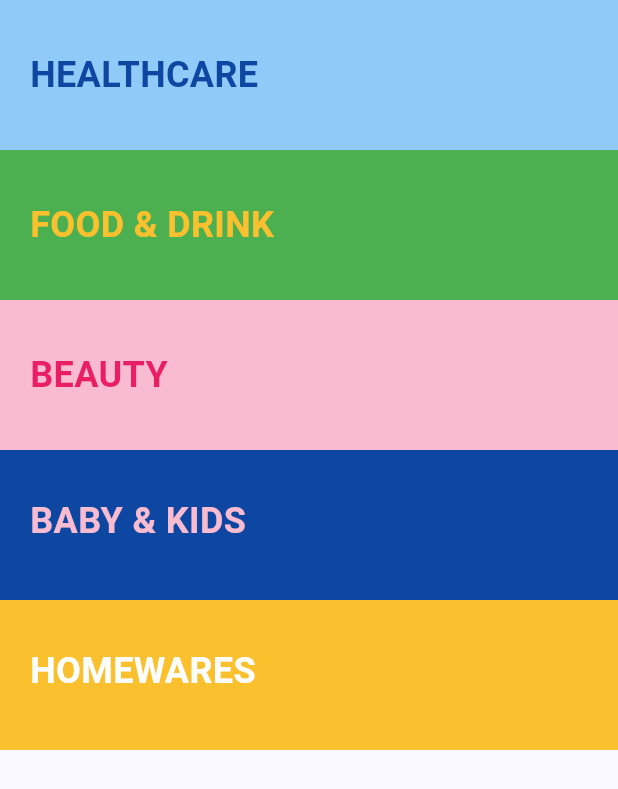
After one commit to hydev777/wt-flutter-samples, a Flutter app: the screen it shows after launch, after a tap on "Menu Widget", on a phone screen of 412 x 824 dp. The commit adds this screen. Shown: the top 789 px of the screen. Run offline on Flutter 3.47's test engine with Material 3 defaults, Android fonts, the phone set to English and light mode, and no system bars.

Commit message:
added staggered menu widget

```diff
--- /dev/null
+++ b/lib/animated_menu.dart
@@ -0,0 +1,200 @@
+import 'package:flutter/material.dart';
+
+class MenuWidget extends StatefulWidget {
+  const MenuWidget({super.key});
+
+  @override
+  State<MenuWidget> createState() => _MenuWidgetState();
+}
+
+class _MenuWidgetState extends State<MenuWidget> {
+  @override
+  Widget build(BuildContext context) {
+    return Material(
+      child: Column(
+        crossAxisAlignment: CrossAxisAlignment.stretch,
+        children: [
+          Container(
+            height: 100,
+            color: Colors.blue[200],
+            padding: const EdgeInsets.only(left: 20),
+            alignment: Alignment.centerLeft,
+            child: Text(
+              'HEALTHCARE',
+              style: TextStyle(
+                fontSize: 24,
+                fontWeight: FontWeight.bold,
+                color: Colors.blue[900],
+              ),
+            ),
+          ),
+          Container(
+            height: 100,
+            color: Colors.green,
+            padding: const EdgeInsets.only(left: 20),
+            alignment: Alignment.centerLeft,
+            child: Text(
+              'FOOD & DRINK',
+              style: TextStyle(
+                fontSize: 24,
+                fontWeight: FontWeight.bold,
+                color: Colors.yellow[700],
+              ),
+            ),
+          ),
+          Container(
+            height: 100,
+            color: Colors.pink[100],
+            padding: const EdgeInsets.only(left: 20),
+            alignment: Alignment.centerLeft,
+            child: const Text(
+              'BEAUTY',
+              style: TextStyle(
+                fontSize: 24,
+                fontWeight: FontWeight.bold,
+                color: Colors.pink,
+              ),
+            ),
+          ),
+          AnimatedCategory(
+            options: const [
+              'TEST',
+            ],
+            tittle: 'BABY & KIDS',
+            backgroundColor: Colors.blue[900]!,
+            titleColor: Colors.pink[100]!,
+          ),
+          AnimatedCategory(
+            options: const [
+              'TEST',
+              'TEST',
+              'TEST',
+              'TEST',
+              'TEST',
+              'TEST',
+              'TEST'
+            ],
+            tittle: 'HOMEWARES',
+            backgroundColor: Colors.yellow[700]!,
+            titleColor: Colors.white,
+          ),
+        ],
+      ),
+    );
+  }
+}
+
+class AnimatedCategory extends StatefulWidget {
+  const AnimatedCategory({
+    super.key,
+    required this.options,
+    required this.tittle,
+    required this.backgroundColor,
+    required this.titleColor,
+  }) : super();
+
+  final List<String> options;
+  final String tittle;
+  final Color backgroundColor;
+  final Color titleColor;
+
+  @override
+  State<AnimatedCategory> createState() => _AnimatedCategoryState();
+}
+
+class _AnimatedCategoryState extends State<AnimatedCategory>
+    with SingleTickerProviderStateMixin {
+  bool expand = false;
+  late final AnimationController _controller;
+  late final Tween<double> _topPadding;
+  late final Tween<double> _height;
+  late final Tween<double> _titleTopPositioned;
+  late final Tween<double> _optionsTopPositioned;
+  int totalItemHeight = 0;
+  int maxContainerHeight = 0;
+
+  @override
+  void initState() {
+    super.initState();
+
+    if (widget.options.isNotEmpty) {
+      totalItemHeight = (widget.options.length * 34);
+      maxContainerHeight = ((totalItemHeight / 2) + 100).toInt();
+    } else {
+      maxContainerHeight = 100;
+    }
+
+    _controller = AnimationController(
+      vsync: this,
+      duration: const Duration(milliseconds: 200),
+    );
+
+    print(maxContainerHeight);
+
+    _height = Tween(begin: 100, end: maxContainerHeight.toDouble())
+      ..animate(_controller);
+    _topPadding = Tween(begin: 0, end: 20)..animate(_controller);
+    _titleTopPositioned = Tween(begin: 30, end: 0);
+    _optionsTopPositioned = Tween(begin: 30, end: 35);
+  }
+
+  @override
+  Widget build(BuildContext context) {
+    return GestureDetector(
+      onTap: () {
+        if (_controller.isCompleted) {
+          _controller.reverse();
+        } else {
+          _controller.forward();
+        }
+
+        setState(() {});
+      },
+      child: AnimatedBuilder(
+          animation: _controller,
+          builder: (context, _) {
+            return Container(
+              height: _height.evaluate(_controller),
+              color: widget.backgroundColor,
+              padding: EdgeInsets.only(
+                left: 20,
+                top: _topPadding.evaluate(_controller),
+              ),
+              child: Stack(
+                children: [
+                  Positioned(
+                    top: _titleTopPositioned.evaluate(_controller),
+                    child: Text(
+                      widget.tittle,
+                      style: TextStyle(
+                        fontSize: 24,
+                        fontWeight: FontWeight.bold,
+                        color: widget.titleColor,
+                      ),
+                    ),
+                  ),
+                  _controller.isCompleted
+                      ? Positioned(
+                          top: _optionsTopPositioned.evaluate(_controller),
+                          child: Column(
+                            children: widget.options
+                                .map(
+                                  (option) => Text(
+                                    option,
+                                    style: TextStyle(
+                                      color: widget.titleColor,
+                                      fontWeight: FontWeight.w200,
+                                    ),
+                                  ),
+                                )
+                                .toList(),
+                          ),
+                        )
+                      : const SizedBox.shrink(),
+                ],
+              ),
+            );
+          }),
+    );
+  }
+}
--- a/lib/main.dart
+++ b/lib/main.dart
@@ -3,10 +3,12 @@ import 'package:flutter/material.dart';
 import 'animated_align_text.dart';
 import 'animated_arrows.dart';
 import 'animated_button_1.dart';
+import 'animated_menu.dart';
 import 'dynamic_check_mark.dart';
 import 'flipping_cards.dart';
 import 'half_circle.dart';
 import 'presentation.dart';
+import 'staggerered_menu.dart';
 import 'three_d_planes.dart';
 
 void main() {
@@ -154,6 +156,32 @@ class _MyHomePageState extends State<MyHomePage> {
               },
               child: const Text('3D Planes'),
             ),
+            const SizedBox(
+              height: 5,
+            ),
+            FilledButton(
+              onPressed: () {
+                Navigator.of(context).push(
+                  MaterialPageRoute<void>(
+                    builder: (BuildContext context) => const MenuWidget(),
+                  ),
+                );
+              },
+              child: const Text('Menu Widget'),
+            ),
+            const SizedBox(
+              height: 5,
+            ),
+            FilledButton(
+              onPressed: () {
+                Navigator.of(context).push(
+                  MaterialPageRoute<void>(
+                    builder: (BuildContext context) => const StaggeredMenu(),
+                  ),
+                );
+              },
+              child: const Text('Staggered Menu Widget'),
+            ),
           ],
         ),
       ),
```
Also changed, not shown: lib/staggerered_menu.dart (added, +202 -0 lines).
